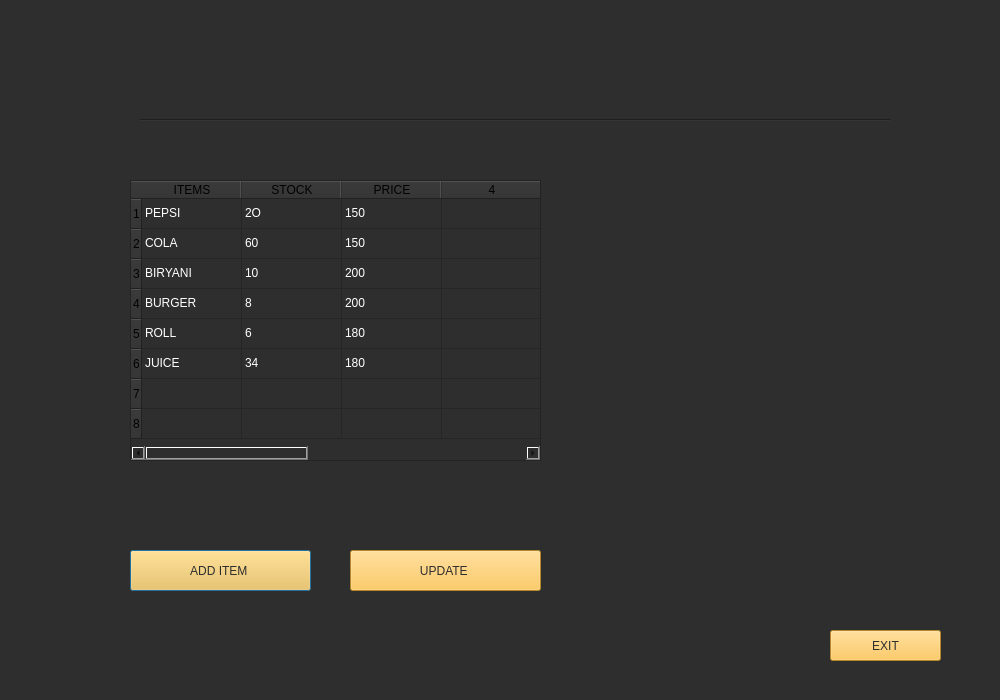
mesum-abbas/Canteen_Managment_System, file manage_inventory.ui: the form before one commit.
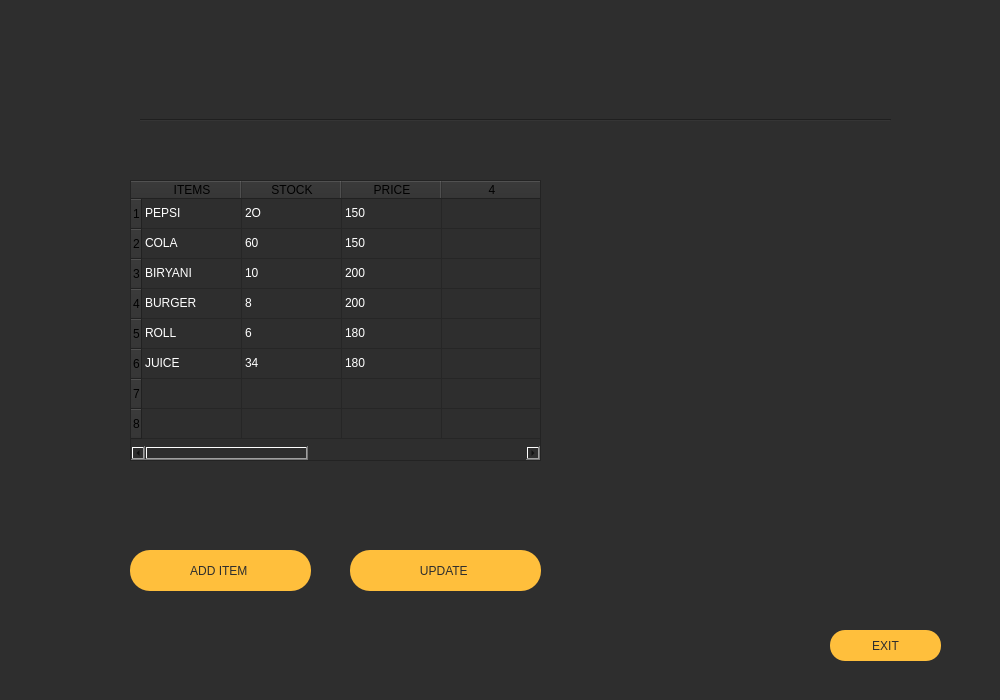
The form after the commit.

Patch:
```diff
--- a/manage_inventory.ui
+++ b/manage_inventory.ui
@@ -192,10 +192,15 @@
     </rect>
    </property>
    <property name="styleSheet">
-    <string notr="true">font: 12pt &quot;Segoe UI&quot;;
+    <string notr="true">
+font: 12pt &quot;Segoe UI&quot;;
 font: 12pt &quot;Segoe UI&quot;;
 background-color: rgb(255, 191, 60);
 color: rgb(46, 46, 46);
+border-radius:20px;
+
+
+
 </string>
    </property>
    <property name="text">
@@ -215,7 +220,8 @@
     <string notr="true">font: 12pt &quot;Segoe UI&quot;;
 font: 12pt &quot;Segoe UI&quot;;
 background-color: rgb(255, 191, 60);
-color: rgb(46, 46, 46);</string>
+color: rgb(46, 46, 46);
+border-radius:15px;</string>
    </property>
    <property name="text">
     <string>EXIT</string>
@@ -234,7 +240,8 @@
     <string notr="true">font: 12pt &quot;Segoe UI&quot;;
 font: 12pt &quot;Segoe UI&quot;;
 background-color: rgb(255, 191, 60);
-color: rgb(46, 46, 46);</string>
+color: rgb(46, 46, 46);
+border-radius:20px;</string>
    </property>
    <property name="text">
     <string>UPDATE </string>
```
